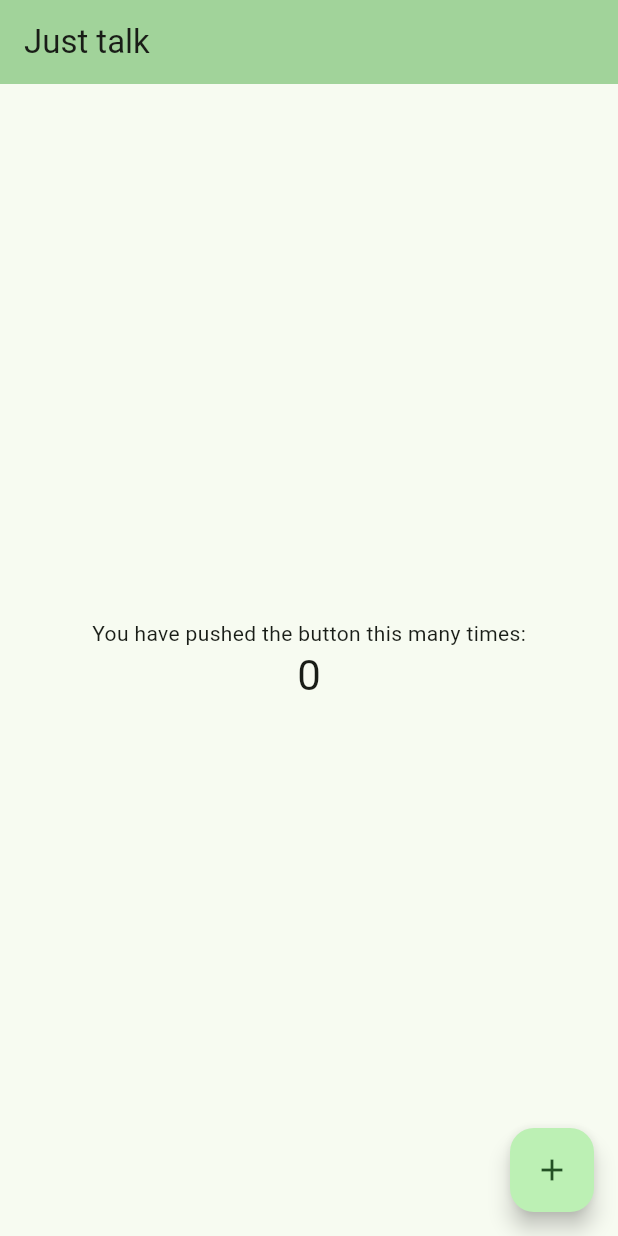
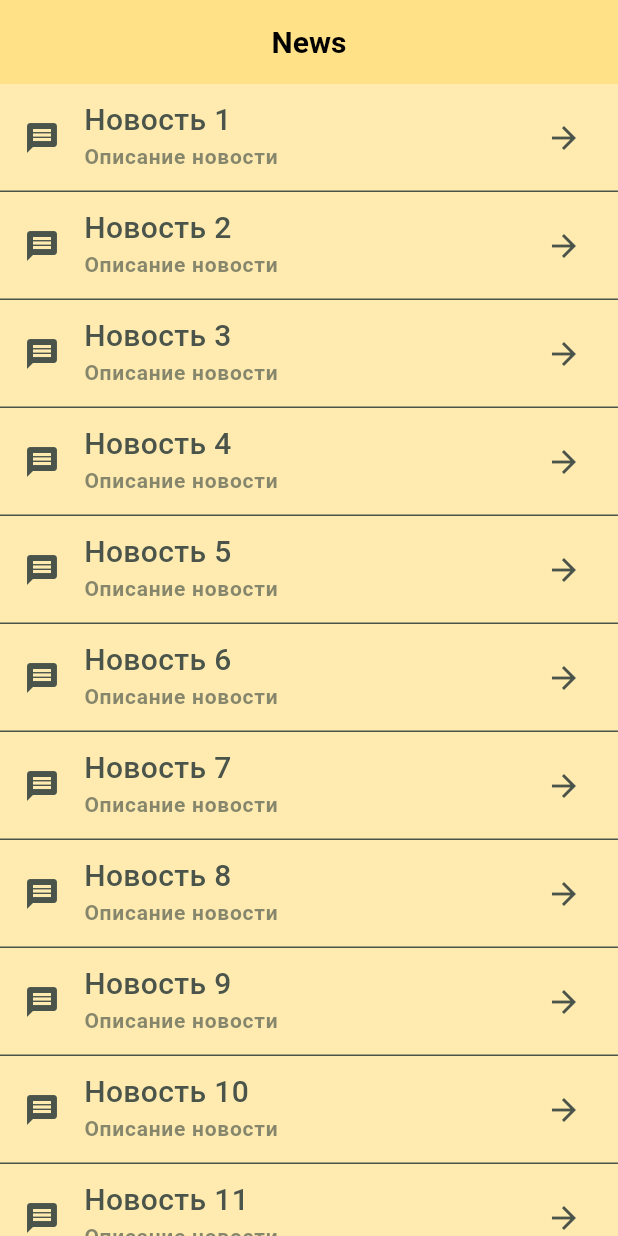
Before and after one commit to roadtosomething/just_talk, a Flutter app: the screen it shows after launch, on a phone screen of 412 x 824 dp. Run offline on Flutter 3.47's test engine with Material 3 defaults, Android fonts, the phone set to English and light mode, and no system bars; our stand-ins replace flutter_svg; missing offline and left inert: dart:ffi.

Commit message:
Commit new functional

```diff
--- a/lib/main.dart
+++ b/lib/main.dart
@@ -1,4 +1,8 @@
+import 'dart:collection';
+import 'dart:ffi';
+
 import 'package:flutter/material.dart';
+import 'package:flutter_svg/flutter_svg.dart';
 
 void main() {
   runApp(const JustTalkApp());
@@ -12,56 +16,103 @@ class JustTalkApp extends StatelessWidget {
     return MaterialApp(
       title: 'Just talk',
       theme: ThemeData(
-        colorScheme: ColorScheme.fromSeed(seedColor: Colors.green),
-        useMaterial3: true,
-      ),
-      home: const MyHomePage(title: 'Just talk'),
+          dividerTheme: const DividerThemeData(
+            space: 0,
+            color: Color(0xFF4A544A),
+          ),
+          listTileTheme: const ListTileThemeData(
+            tileColor: Color(0x88FFd96A),
+            iconColor: Color(0xFF4A544A),
+          ),
+          appBarTheme: const AppBarTheme(
+            titleTextStyle: TextStyle(
+                fontSize: 20, fontWeight: FontWeight.w700, color: Colors.black),
+            backgroundColor: Color(0xCCFFd96A),
+          ),
+          scaffoldBackgroundColor: Colors.white,
+          textTheme: const TextTheme(
+              bodyMedium: TextStyle(
+                color: Color(0xFF4A544A),
+                fontWeight: FontWeight.w500,
+                fontSize: 20,
+              ),
+              labelSmall: TextStyle(
+                color: Color(0xAA4A544A),
+                fontWeight: FontWeight.w700,
+                fontSize: 14,
+              ))),
+      routes: {
+        '/news-list': (context) => NewsListScreen(),
+        '/new': (context) => NewsScreen()
+      },
+      initialRoute: '/news-list',
     );
   }
 }
 
-class MyHomePage extends StatefulWidget {
-  const MyHomePage({super.key, required this.title});
-
-  final String title;
+class NewsListScreen extends StatefulWidget {
+  const NewsListScreen({super.key});
 
   @override
-  State<MyHomePage> createState() => _MyHomePageState();
+  State<NewsListScreen> createState() => _NewsListScreenState();
 }
 
-class _MyHomePageState extends State<MyHomePage> {
-  int _counter = 0;
-  void _incrementCounter() {
-    setState(() {
-      _counter++;
-    });
-  }
-
+class _NewsListScreenState extends State<NewsListScreen> {
   @override
   Widget build(BuildContext context) {
     return Scaffold(
       appBar: AppBar(
-        backgroundColor: Theme.of(context).colorScheme.inversePrimary,
-        title: Text(widget.title),
+        centerTitle: true,
+        title: const Text("News"),
       ),
-      body: Center(
-        child: Column(
-          mainAxisAlignment: MainAxisAlignment.center,
-          children:[
-            const Text(
-              'You have pushed the button this many times:',
-            ),
-            Text(
-              '$_counter',
-              style: Theme.of(context).textTheme.headlineMedium,
-            ),
-          ],
-        ),
-      ),
-      floatingActionButton: FloatingActionButton(
-        onPressed: _incrementCounter,
-        tooltip: 'Increment',
-        child: const Icon(Icons.add),
+      body: ListView.separated(
+          itemCount: 20,
+          separatorBuilder: (context, index) => const Divider(),
+          itemBuilder: (context, i) {
+            final pageName = "Новость "+ (i+1).toString();
+            return ListTile(
+                leading: Icon(Icons.message),
+                trailing: Icon(Icons.arrow_forward),
+                title: Text(
+                  pageName,
+                  style: Theme.of(context).textTheme.bodyMedium,
+                ),
+                subtitle: Text(
+                  "Описание новости",
+                  style: Theme.of(context).textTheme.labelSmall,
+                ),
+                onTap: () {
+                  Navigator.of(context).pushNamed('/new', arguments: pageName);
+                });
+          }),
+    );
+  }
+}
+
+class NewsScreen extends StatefulWidget {
+  const NewsScreen({super.key});
+
+  @override
+  State<NewsScreen> createState() => _NewsScreenState();
+}
+
+class _NewsScreenState extends State<NewsScreen> {
+
+  String? pageName;
+
+  @override
+  void didChangeDependencies() {
+    final args = ModalRoute.of(context)?.settings.arguments;
+    assert(args != null && args is String, 'You must provide String args');
+    pageName = args as String;
+    setState(() {});
+    super.didChangeDependencies();
+  }
+  @override
+  Widget build(BuildContext context) {
+    return Scaffold(
+      appBar: AppBar(
+        title: Text(pageName ?? '....'),
       ),
     );
   }
```
Also changed, not shown: pubspec.yaml (+3 -4 lines), assets/svg/chat-icon.svg (added), pubspec.lock.
